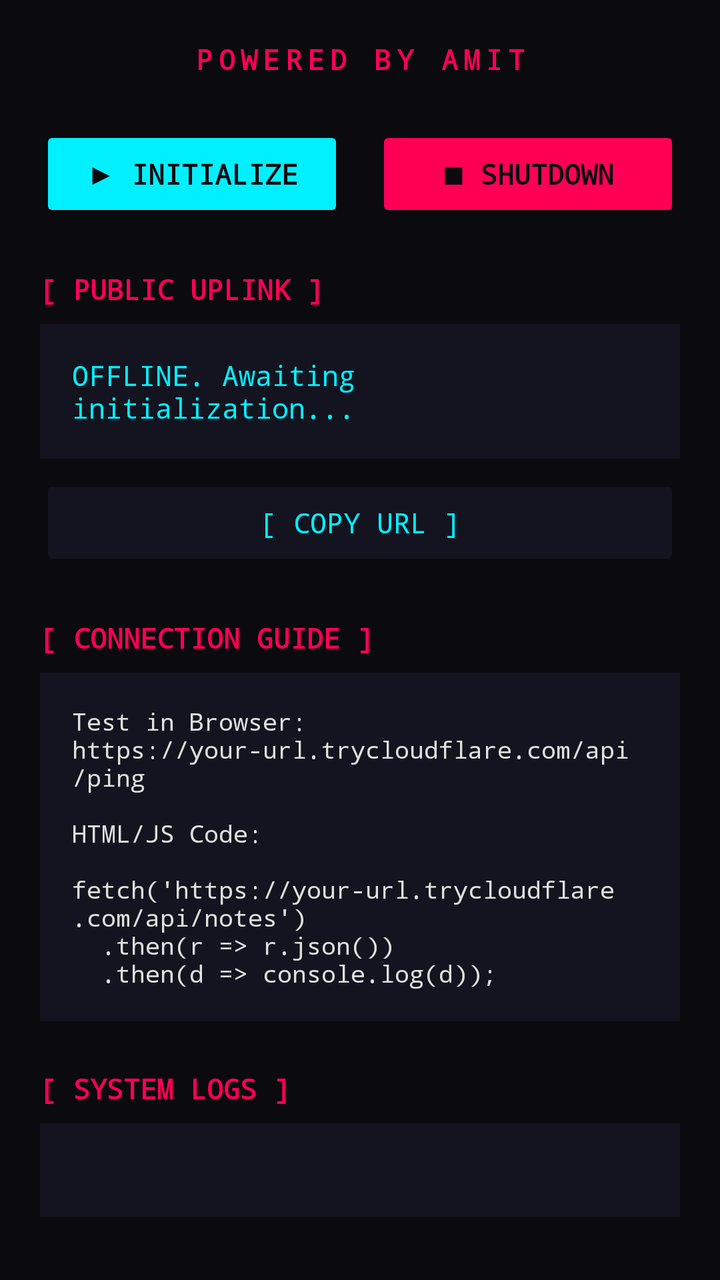
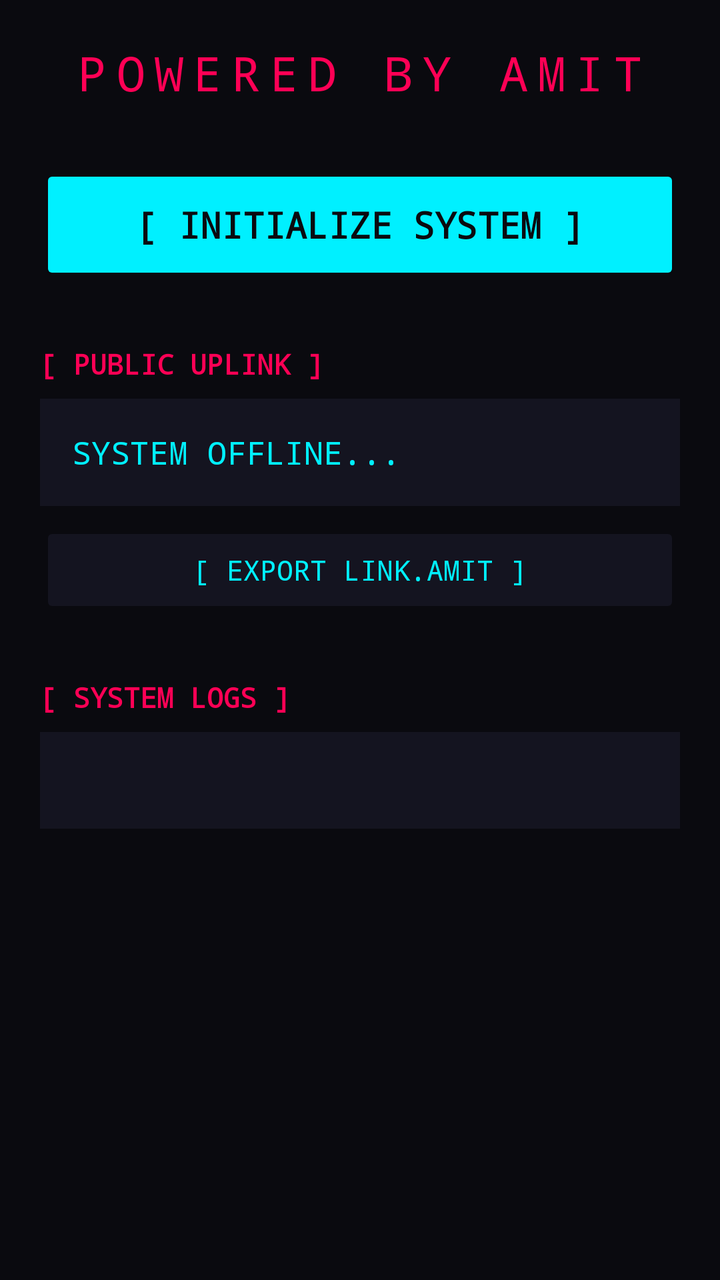

The first picture is an Android layout as it rendered before a commit; the second is the same layout after the commit. The layout source and the unified diff follow.
<!-- AndroidManifest.xml: application theme AppTheme -->
<!-- res/layout/activity_main.xml -->
<?xml version="1.0" encoding="utf-8"?>
<ScrollView xmlns:android="http://schemas.android.com/apk/res/android"
    android:layout_width="match_parent"
    android:layout_height="match_parent"
    android:background="@color/cyber_bg"
    android:fillViewport="true">

    <LinearLayout
        android:orientation="vertical"
        android:padding="20dp"
        android:layout_width="match_parent"
        android:layout_height="wrap_content">

        
        <TextView
            android:layout_width="match_parent"
            android:layout_height="wrap_content"
            android:text="POWERED BY AMIT"
            android:textColor="@color/cyber_pink"
            android:textSize="14sp"
            android:textStyle="bold"
            android:letterSpacing="0.2"
            android:fontFamily="monospace"
            android:gravity="center"
            android:layout_marginBottom="24dp"/>

        
        <LinearLayout
            android:layout_width="match_parent"
            android:layout_height="wrap_content"
            android:orientation="horizontal">

            <Button
                android:id="@+id/startBtn"
                android:layout_width="0dp"
                android:layout_weight="1"
                android:layout_height="wrap_content"
                android:text="▶ INITIALIZE"
                android:textColor="@color/cyber_bg"
                android:backgroundTint="@color/cyber_cyan"
                android:textStyle="bold"
                android:fontFamily="monospace"
                android:layout_marginEnd="8dp"/>

            <Button
                android:id="@+id/stopBtn"
                android:layout_width="0dp"
                android:layout_weight="1"
                android:layout_height="wrap_content"
                android:text="■ SHUTDOWN"
                android:textColor="@color/cyber_bg"
                android:backgroundTint="@color/cyber_pink"
                android:textStyle="bold"
                android:fontFamily="monospace"
                android:enabled="false"
                android:layout_marginStart="8dp"/>
        </LinearLayout>

        
        <TextView
            android:layout_width="match_parent"
            android:layout_height="wrap_content"
            android:text="[ PUBLIC UPLINK ]"
            android:textColor="@color/cyber_pink"
            android:fontFamily="monospace"
            android:textStyle="bold"
            android:layout_marginTop="24dp"/>

        <TextView
            android:id="@+id/urlText"
            android:layout_width="match_parent"
            android:layout_height="wrap_content"
            android:padding="16dp"
            android:background="@color/cyber_panel"
            android:textColor="@color/cyber_cyan"
            android:fontFamily="monospace"
            android:text="OFFLINE. Awaiting initialization..."
            android:textIsSelectable="true"
            android:textSize="14sp"
            android:layout_marginTop="8dp"/>

        <Button
            android:id="@+id/copyBtn"
            android:layout_width="match_parent"
            android:layout_height="wrap_content"
            android:text="[ COPY URL ]"
            android:textColor="@color/cyber_cyan"
            android:backgroundTint="@color/cyber_panel"
            android:fontFamily="monospace"
            android:enabled="false"
            android:layout_marginTop="8dp"/>

        
        <TextView
            android:layout_width="match_parent"
            android:layout_height="wrap_content"
            android:text="[ CONNECTION GUIDE ]"
            android:textColor="@color/cyber_pink"
            android:fontFamily="monospace"
            android:textStyle="bold"
            android:layout_marginTop="24dp"/>

        <TextView
            android:layout_width="match_parent"
            android:layout_height="wrap_content"
            android:padding="16dp"
            android:background="@color/cyber_panel"
            android:textColor="@color/cyber_text"
            android:fontFamily="monospace"
            android:textSize="12sp"
            android:layout_marginTop="8dp"
            android:text="Test in Browser:\nhttps://your-url.trycloudflare.com/api/ping\n\nHTML/JS Code:\n\nfetch('https://your-url.trycloudflare.com/api/notes')\n  .then(r => r.json())\n  .then(d => console.log(d));"/>

        
        <TextView
            android:layout_width="match_parent"
            android:layout_height="wrap_content"
            android:text="[ SYSTEM LOGS ]"
            android:textColor="@color/cyber_pink"
            android:fontFamily="monospace"
            android:textStyle="bold"
            android:layout_marginTop="24dp"/>

        <TextView
            android:id="@+id/statusText"
            android:layout_width="match_parent"
            android:layout_height="wrap_content"
            android:padding="16dp"
            android:background="@color/cyber_panel"
            android:textColor="@color/cyber_green"
            android:fontFamily="monospace"
            android:textSize="11sp"
            android:textIsSelectable="true"
            android:layout_marginTop="8dp"/>
    </LinearLayout>
</ScrollView>
<!-- resources referenced by this layout -->
<resources>
  <color name="cyber_bg">#0A0A0F</color>
  <color name="cyber_cyan">#00F0FF</color>
  <color name="cyber_green">#39FF14</color>
  <color name="cyber_panel">#141420</color>
  <color name="cyber_pink">#FF0055</color>
  <color name="cyber_text">#E0E0E0</color>
  <style name="AppTheme" parent="Theme.AppCompat.NoActionBar">
          <item name="android:windowBackground">@color/cyber_bg</item>
          <item name="colorPrimary">@color/cyber_cyan</item>
          <item name="colorAccent">@color/cyber_pink</item>
          <item name="android:textColorPrimary">@color/cyber_cyan</item>
      </style>
</resources>

<!-- the commit's change to res/layout/activity_main.xml (unified diff, before → after) -->
@@ -4,59 +4,48 @@
     android:layout_height="match_parent"
     android:background="@color/cyber_bg"
     android:fillViewport="true">
-
     <LinearLayout
         android:orientation="vertical"
         android:padding="20dp"
         android:layout_width="match_parent"
-        android:layout_height="wrap_content">
-
+        android:layout_height="wrap_content"
+        android:gravity="center_horizontal">
         
         <TextView
+            android:id="@+id/brandingText"
             android:layout_width="match_parent"
             android:layout_height="wrap_content"
             android:text="POWERED BY AMIT"
             android:textColor="@color/cyber_pink"
-            android:textSize="14sp"
-            android:textStyle="bold"
+            android:textSize="24sp"
             android:letterSpacing="0.2"
             android:fontFamily="monospace"
             android:gravity="center"
-            android:layout_marginBottom="24dp"/>
+            android:layout_marginBottom="30dp"/>
 
-        
-        <LinearLayout
+        <Button
+            android:id="@+id/startBtn"
             android:layout_width="match_parent"
-            android:layout_height="wrap_content"
-            android:orientation="horizontal">
+            android:layout_height="60dp"
+            android:text="[ INITIALIZE SYSTEM ]"
+            android:textColor="@color/cyber_bg"
+            android:backgroundTint="@color/cyber_cyan"
+            android:textSize="18sp"
+            android:fontFamily="monospace"
+            android:textStyle="bold"/>
+            
+        <Button
+            android:id="@+id/stopBtn"
+            android:layout_width="match_parent"
+            android:layout_height="60dp"
+            android:text="[ SHUTDOWN SYSTEM ]"
+            android:textColor="@color/cyber_bg"
+            android:backgroundTint="@color/cyber_pink"
+            android:textSize="18sp"
+            android:fontFamily="monospace"
+            android:textStyle="bold"
+            android:visibility="gone"/> 
 
-            <Button
-                android:id="@+id/startBtn"
-                android:layout_width="0dp"
-                android:layout_weight="1"
-                android:layout_height="wrap_content"
-                android:text="▶ INITIALIZE"
-                android:textColor="@color/cyber_bg"
-                android:backgroundTint="@color/cyber_cyan"
-                android:textStyle="bold"
-                android:fontFamily="monospace"
-                android:layout_marginEnd="8dp"/>
-
-            <Button
-                android:id="@+id/stopBtn"
-                android:layout_width="0dp"
-                android:layout_weight="1"
-                android:layout_height="wrap_content"
-                android:text="■ SHUTDOWN"
-                android:textColor="@color/cyber_bg"
-                android:backgroundTint="@color/cyber_pink"
-                android:textStyle="bold"
-                android:fontFamily="monospace"
-                android:enabled="false"
-                android:layout_marginStart="8dp"/>
-        </LinearLayout>
-
-        
         <TextView
             android:layout_width="match_parent"
             android:layout_height="wrap_content"
@@ -64,8 +53,8 @@
             android:textColor="@color/cyber_pink"
             android:fontFamily="monospace"
             android:textStyle="bold"
-            android:layout_marginTop="24dp"/>
-
+            android:layout_marginTop="30dp"/>
+            
         <TextView
             android:id="@+id/urlText"
             android:layout_width="match_parent"
@@ -74,44 +63,22 @@
             android:background="@color/cyber_panel"
             android:textColor="@color/cyber_cyan"
             android:fontFamily="monospace"
-            android:text="OFFLINE. Awaiting initialization..."
+            android:text="SYSTEM OFFLINE..."
             android:textIsSelectable="true"
-            android:textSize="14sp"
+            android:textSize="16sp"
             android:layout_marginTop="8dp"/>
-
+            
         <Button
             android:id="@+id/copyBtn"
             android:layout_width="match_parent"
             android:layout_height="wrap_content"
-            android:text="[ COPY URL ]"
+            android:text="[ EXPORT link.amit ]"
             android:textColor="@color/cyber_cyan"
             android:backgroundTint="@color/cyber_panel"
             android:fontFamily="monospace"
             android:enabled="false"
             android:layout_marginTop="8dp"/>
 
-        
-        <TextView
-            android:layout_width="match_parent"
-            android:layout_height="wrap_content"
-            android:text="[ CONNECTION GUIDE ]"
-            android:textColor="@color/cyber_pink"
-            android:fontFamily="monospace"
-            android:textStyle="bold"
-            android:layout_marginTop="24dp"/>
-
-        <TextView
-            android:layout_width="match_parent"
-            android:layout_height="wrap_content"
-            android:padding="16dp"
-            android:background="@color/cyber_panel"
-            android:textColor="@color/cyber_text"
-            android:fontFamily="monospace"
-            android:textSize="12sp"
-            android:layout_marginTop="8dp"
-            android:text="Test in Browser:\nhttps://your-url.trycloudflare.com/api/ping\n\nHTML/JS Code:\n\nfetch('https://your-url.trycloudflare.com/api/notes')\n  .then(r => r.json())\n  .then(d => console.log(d));"/>
-
-        
         <TextView
             android:layout_width="match_parent"
             android:layout_height="wrap_content"
@@ -119,8 +86,8 @@
             android:textColor="@color/cyber_pink"
             android:fontFamily="monospace"
             android:textStyle="bold"
-            android:layout_marginTop="24dp"/>
-
+            android:layout_marginTop="30dp"/>
+            
         <TextView
             android:id="@+id/statusText"
             android:layout_width="match_parent"
@@ -129,7 +96,7 @@
             android:background="@color/cyber_panel"
             android:textColor="@color/cyber_green"
             android:fontFamily="monospace"
-            android:textSize="11sp"
+            android:textSize="12sp"
             android:textIsSelectable="true"
             android:layout_marginTop="8dp"/>
     </LinearLayout>
<!-- resource entries referenced after the edit -->
@@ -5,7 +5,6 @@
   <color name="cyber_green">#39FF14</color>
   <color name="cyber_panel">#141420</color>
   <color name="cyber_pink">#FF0055</color>
-  <color name="cyber_text">#E0E0E0</color>
   <style name="AppTheme" parent="Theme.AppCompat.NoActionBar">
           <item name="android:windowBackground">@color/cyber_bg</item>
           <item name="colorPrimary">@color/cyber_cyan</item>
